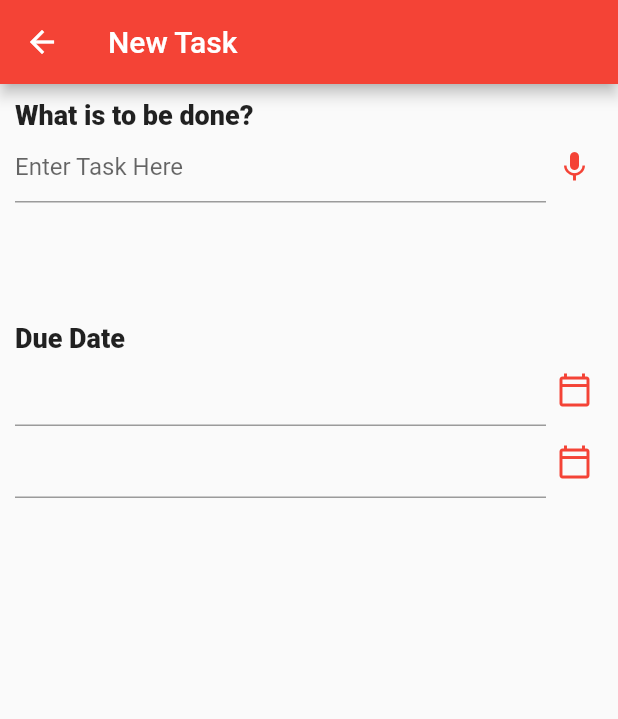
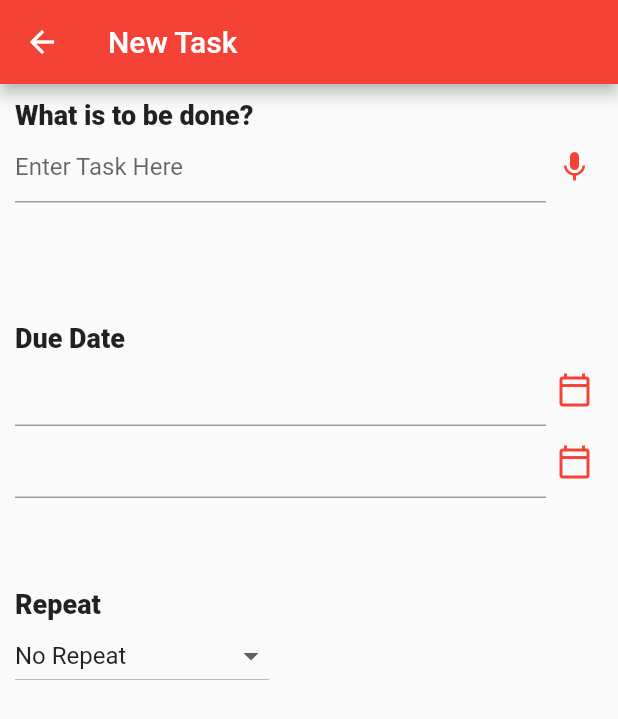
Before and after one commit to Pony-Stark/todoagain, a Flutter app: the NewTaskScreen screen opened by its route, on a phone screen of 412 x 824 dp. Shown: the top 719 px of the screen. Run offline on Flutter 3.47's test engine with Material 2 defaults, Android fonts, the phone set to English and light mode, and no system bars.

```diff
--- a/lib/screens/new_task_screen.dart
+++ b/lib/screens/new_task_screen.dart
@@ -11,6 +11,26 @@ class NewTaskScreen extends StatefulWidget {
 class _NewTaskScreenState extends State<NewTaskScreen> {
   DateTime? date = null;
   TextEditingController dateController = TextEditingController();
+  List<String> options = [
+    "No Repeat",
+    "Once a Day",
+    "Once a Day(Mon-Fri)",
+    "Once a Week"
+  ];
+  String repetitionFrequency = "No Repeat";
+
+  List<DropdownMenuItem<String>> dropdownItemCreator(List<String> itemValues) {
+    List<DropdownMenuItem<String>> dropdownMenuItems = [];
+    for (var i = 0; i < itemValues.length; i++) {
+      dropdownMenuItems.add(
+        DropdownMenuItem<String>(
+          value: itemValues[i],
+          child: Text(itemValues[i]),
+        ),
+      );
+    }
+    return dropdownMenuItems;
+  }
 
   @override
   Widget build(BuildContext context) {
@@ -23,6 +43,7 @@ class _NewTaskScreenState extends State<NewTaskScreen> {
         child: Column(
           crossAxisAlignment: CrossAxisAlignment.start,
           children: [
+            //Task details
             Text(
               "What is to be done?",
               style: TextStyle(
@@ -45,6 +66,8 @@ class _NewTaskScreenState extends State<NewTaskScreen> {
             SizedBox(
               height: 80,
             ),
+
+            //Date Time Input
             Text(
               "Due Date",
               style: TextStyle(
@@ -91,6 +114,7 @@ class _NewTaskScreenState extends State<NewTaskScreen> {
                 ),
               ],
             ),
+            //Time Input
             Row(
               children: [
                 Flexible(
@@ -130,6 +154,24 @@ class _NewTaskScreenState extends State<NewTaskScreen> {
                 ),
               ],
             ),
+            SizedBox(height: 60),
+            Text(
+              "Repeat",
+              style: TextStyle(
+                fontSize: 18,
+                fontWeight: FontWeight.w900,
+              ),
+            ),
+            DropdownButton<String>(
+              items: dropdownItemCreator(options),
+              value: repetitionFrequency,
+              onChanged: (String? chosenValue) {
+                if (repetitionFrequency == "Other")
+                  repetitionFrequency = chosenValue ?? repetitionFrequency;
+
+                setState(() {});
+              },
+            ),
           ],
         ),
       ),
```
